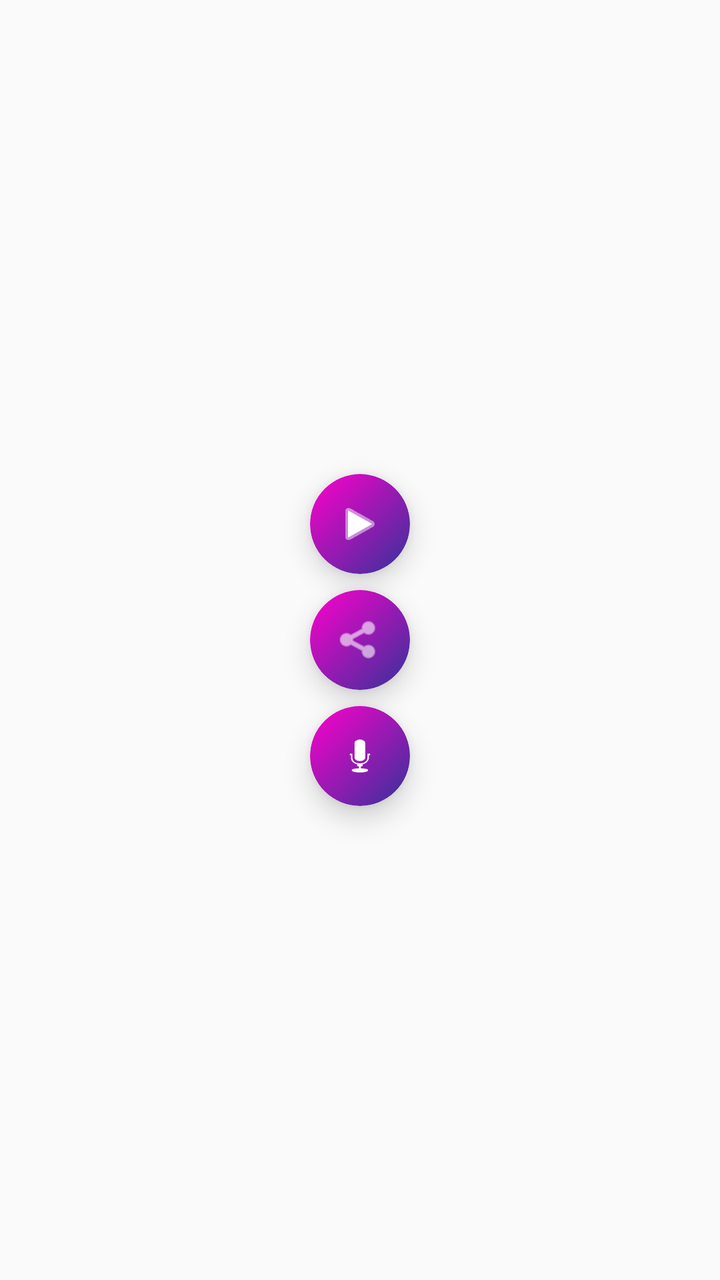
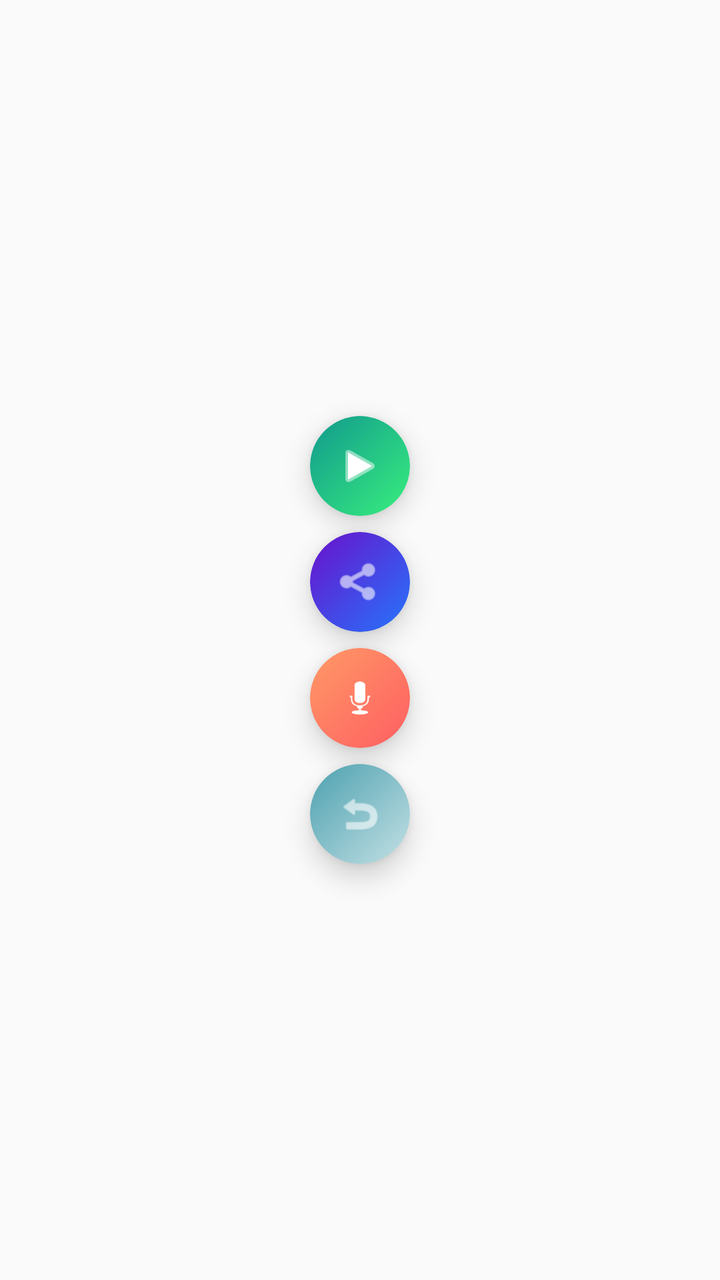

An Android layout rendered at two revisions. The XML below is the earlier revision; the diff shows what the commit changed to produce the second picture.
<!-- AndroidManifest.xml: application theme Theme.AppCompat.Light.DarkActionBar -->
<!-- res/layout/overlay_bubble.xml -->
<?xml version="1.0" encoding="utf-8"?>
<LinearLayout xmlns:android="http://schemas.android.com/apk/res/android"
    xmlns:app="http://schemas.android.com/apk/res-auto"
    android:id="@+id/floatingRoot"
    android:layout_width="56dp"
    android:layout_height="180dp"
    android:orientation="vertical"
    android:gravity="center">

    
    <androidx.cardview.widget.CardView
        android:layout_width="50dp"
        android:layout_height="50dp"
        android:layout_marginBottom="4dp"
        app:cardCornerRadius="25dp"
        app:cardElevation="8dp"
        app:cardBackgroundColor="@android:color/transparent">

        <FrameLayout
            android:id="@+id/iconBackground"
            android:layout_width="match_parent"
            android:layout_height="match_parent"
            android:background="@drawable/bg_floating_idle">

            <ImageView
                android:id="@+id/iconImage"
                android:layout_width="24dp"
                android:layout_height="24dp"
                android:layout_gravity="center"
                android:src="@android:drawable/ic_media_play"
                app:tint="@android:color/white" />
        </FrameLayout>
    </androidx.cardview.widget.CardView>

    
    <androidx.cardview.widget.CardView
        android:layout_width="50dp"
        android:layout_height="50dp"
        android:layout_marginTop="4dp"
        android:layout_marginBottom="4dp"
        app:cardCornerRadius="25dp"
        app:cardElevation="8dp"
        app:cardBackgroundColor="@android:color/transparent">

        <FrameLayout
            android:id="@+id/shareBackground"
            android:layout_width="match_parent"
            android:layout_height="match_parent"
            android:background="@drawable/bg_floating_idle">

            <ImageView
                android:id="@+id/shareImage"
                android:layout_width="24dp"
                android:layout_height="24dp"
                android:layout_gravity="center"
                android:src="@android:drawable/ic_menu_share"
                app:tint="@android:color/white" />
        </FrameLayout>
    </androidx.cardview.widget.CardView>

    
    <androidx.cardview.widget.CardView
        android:layout_width="50dp"
        android:layout_height="50dp"
        android:layout_marginTop="4dp"
        app:cardCornerRadius="25dp"
        app:cardElevation="8dp"
        app:cardBackgroundColor="@android:color/transparent">

        <FrameLayout
            android:id="@+id/micBackground"
            android:layout_width="match_parent"
            android:layout_height="match_parent"
            android:background="@drawable/bg_floating_idle">

            <ImageView
                android:id="@+id/micImage"
                android:layout_width="24dp"
                android:layout_height="24dp"
                android:layout_gravity="center"
                android:src="@android:drawable/ic_btn_speak_now"
                app:tint="@android:color/white" />
        </FrameLayout>
    </androidx.cardview.widget.CardView>

</LinearLayout>
<!-- resources referenced by this layout -->
<resources>
  <!-- drawable bg_floating_idle (drawable) -->
  <?xml version="1.0" encoding="utf-8"?>
  <shape xmlns:android="http://schemas.android.com/apk/res/android"
      android:shape="oval">
      <gradient
          android:angle="135"
          android:endColor="#FF00CC"
          android:startColor="#333399"
          android:type="linear" />
  </shape>
</resources>

<!-- the commit's change to res/layout/overlay_bubble.xml (unified diff, before → after) -->
@@ -3,7 +3,7 @@
     xmlns:app="http://schemas.android.com/apk/res-auto"
     android:id="@+id/floatingRoot"
     android:layout_width="56dp"
-    android:layout_height="180dp"
+    android:layout_height="240dp"
     android:orientation="vertical"
     android:gravity="center">
 
@@ -20,7 +20,7 @@
             android:id="@+id/iconBackground"
             android:layout_width="match_parent"
             android:layout_height="match_parent"
-            android:background="@drawable/bg_floating_idle">
+            android:background="@drawable/bg_floating_play">
 
             <ImageView
                 android:id="@+id/iconImage"
@@ -46,7 +46,7 @@
             android:id="@+id/shareBackground"
             android:layout_width="match_parent"
             android:layout_height="match_parent"
-            android:background="@drawable/bg_floating_idle">
+            android:background="@drawable/bg_floating_share">
 
             <ImageView
                 android:id="@+id/shareImage"
@@ -63,6 +63,7 @@
         android:layout_width="50dp"
         android:layout_height="50dp"
         android:layout_marginTop="4dp"
+        android:layout_marginBottom="4dp"
         app:cardCornerRadius="25dp"
         app:cardElevation="8dp"
         app:cardBackgroundColor="@android:color/transparent">
@@ -71,7 +72,7 @@
             android:id="@+id/micBackground"
             android:layout_width="match_parent"
             android:layout_height="match_parent"
-            android:background="@drawable/bg_floating_idle">
+            android:background="@drawable/bg_floating_mic">
 
             <ImageView
                 android:id="@+id/micImage"
@@ -83,4 +84,29 @@
         </FrameLayout>
     </androidx.cardview.widget.CardView>
 
+    
+    <androidx.cardview.widget.CardView
+        android:layout_width="50dp"
+        android:layout_height="50dp"
+        android:layout_marginTop="4dp"
+        app:cardCornerRadius="25dp"
+        app:cardElevation="8dp"
+        app:cardBackgroundColor="@android:color/transparent">
+
+        <FrameLayout
+            android:id="@+id/backBackground"
+            android:layout_width="match_parent"
+            android:layout_height="match_parent"
+            android:background="@drawable/bg_floating_back">
+
+            <ImageView
+                android:id="@+id/backImage"
+                android:layout_width="24dp"
+                android:layout_height="24dp"
+                android:layout_gravity="center"
+                android:src="@android:drawable/ic_menu_revert"
+                app:tint="@android:color/white" />
+        </FrameLayout>
+    </androidx.cardview.widget.CardView>
+
 </LinearLayout>
<!-- resource entries referenced after the edit -->
@@ -1,13 +1,43 @@
 <!-- resources referenced by this layout -->
 <resources>
-  <!-- drawable bg_floating_idle (drawable) -->
+  <!-- drawable bg_floating_back (drawable) -->
   <?xml version="1.0" encoding="utf-8"?>
   <shape xmlns:android="http://schemas.android.com/apk/res/android"
       android:shape="oval">
       <gradient
           android:angle="135"
-          android:endColor="#FF00CC"
-          android:startColor="#333399"
+          android:endColor="#4ca1af"
+          android:startColor="#c4e0e5"
+          android:type="linear" />
+  </shape>
+  <!-- drawable bg_floating_mic (drawable) -->
+  <?xml version="1.0" encoding="utf-8"?>
+  <shape xmlns:android="http://schemas.android.com/apk/res/android"
+      android:shape="oval">
+      <gradient
+          android:angle="135"
+          android:endColor="#ff9966"
+          android:startColor="#ff5e62"
+          android:type="linear" />
+  </shape>
+  <!-- drawable bg_floating_play (drawable) -->
+  <?xml version="1.0" encoding="utf-8"?>
+  <shape xmlns:android="http://schemas.android.com/apk/res/android"
+      android:shape="oval">
+      <gradient
+          android:angle="135"
+          android:endColor="#11998e"
+          android:startColor="#38ef7d"
+          android:type="linear" />
+  </shape>
+  <!-- drawable bg_floating_share (drawable) -->
+  <?xml version="1.0" encoding="utf-8"?>
+  <shape xmlns:android="http://schemas.android.com/apk/res/android"
+      android:shape="oval">
+      <gradient
+          android:angle="135"
+          android:endColor="#6a11cb"
+          android:startColor="#2575fc"
           android:type="linear" />
   </shape>
 </resources>
